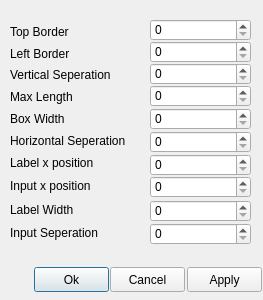
Qt form simulation/qt files/resize.ui (bendudson/BOUTgui) before a commit.
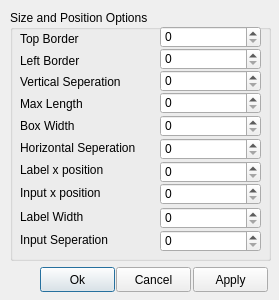
The same form after that commit.

What changed in the file:
```diff
--- a/simulation/qt files/resize.ui
+++ b/simulation/qt files/resize.ui
@@ -6,44 +6,98 @@
    <rect>
     <x>0</x>
     <y>0</y>
-    <width>263</width>
+    <width>279</width>
     <height>300</height>
    </rect>
   </property>
   <property name="windowTitle">
    <string>Resize and Reposition</string>
   </property>
-  <widget class="QLabel" name="label">
+  <widget class="QPushButton" name="ok">
    <property name="geometry">
     <rect>
-     <x>10</x>
-     <y>46</y>
-     <width>111</width>
-     <height>16</height>
+     <x>40</x>
+     <y>267</y>
+     <width>75</width>
+     <height>25</height>
     </rect>
    </property>
    <property name="text">
-    <string>Left Border</string>
+    <string>Ok</string>
    </property>
   </widget>
-  <widget class="QLabel" name="label_2">
+  <widget class="QPushButton" name="cancel">
    <property name="geometry">
     <rect>
+     <x>116</x>
+     <y>267</y>
+     <width>75</width>
+     <height>25</height>
+    </rect>
+   </property>
+   <property name="text">
+    <string>Cancel</string>
+   </property>
+  </widget>
+  <widget class="QPushButton" name="apply">
+   <property name="geometry">
+    <rect>
+     <x>193</x>
+     <y>267</y>
+     <width>75</width>
+     <height>25</height>
+    </rect>
+   </property>
+   <property name="text">
+    <string>Apply</string>
+   </property>
+  </widget>
+  <widget class="QGroupBox" name="groupBox">
+   <property name="geometry">
+    <rect>
      <x>10</x>
-     <y>67</y>
-     <width>131</width>
+     <y>10</y>
+     <width>261</width>
+     <height>251</height>
+    </rect>
+   </property>
+   <property name="title">
+    <string>Size and Position Options</string>
+   </property>
+   <widget class="QSpinBox" name="labelWidthSpin">
+    <property name="geometry">
+     <rect>
+      <x>150</x>
+      <y>197</y>
+      <width>101</width>
+      <height>22</height>
+     </rect>
+    </property>
+    <property name="toolTip">
+     <string>Change the width of the labels</string>
+    </property>
+    <property name="maximum">
+     <number>10000</number>
+    </property>
+   </widget>
+   <widget class="QLabel" name="label_8">
+    <property name="geometry">
+     <rect>
+      <x>10</x>
+      <y>130</y>
+      <width>161</width>
      <height>16</height>
     </rect>
    </property>
    <property name="text">
-    <string>Vertical Seperation</string>
+     <string>Horizontal Seperation</string>
    </property>
   </widget>
   <widget class="QLabel" name="label_3">
    <property name="geometry">
     <rect>
      <x>10</x>
-     <y>24</y>
+      <y>21</y>
      <width>111</width>
      <height>16</height>
     </rect>
@@ -52,37 +106,11 @@
     <string>Top Border</string>
    </property>
   </widget>
-  <widget class="QLabel" name="label_4">
-   <property name="geometry">
-    <rect>
-     <x>10</x>
-     <y>89</y>
-     <width>101</width>
-     <height>16</height>
-    </rect>
-   </property>
-   <property name="text">
-    <string>Max Length</string>
-   </property>
-  </widget>
-  <widget class="QLabel" name="label_5">
-   <property name="geometry">
-    <rect>
-     <x>10</x>
-     <y>155</y>
-     <width>171</width>
-     <height>16</height>
-    </rect>
-   </property>
-   <property name="text">
-    <string>Label x position</string>
-   </property>
-  </widget>
   <widget class="QLabel" name="label_6">
    <property name="geometry">
     <rect>
      <x>10</x>
-     <y>111</y>
+      <y>108</y>
      <width>111</width>
      <height>16</height>
     </rect>
@@ -91,79 +119,11 @@
     <string>Box Width</string>
    </property>
   </widget>
-  <widget class="QLabel" name="label_7">
-   <property name="geometry">
-    <rect>
-     <x>10</x>
-     <y>178</y>
-     <width>121</width>
-     <height>16</height>
-    </rect>
-   </property>
-   <property name="text">
-    <string>Input x position</string>
-   </property>
-  </widget>
-  <widget class="QLabel" name="label_8">
-   <property name="geometry">
-    <rect>
-     <x>10</x>
-     <y>133</y>
-     <width>161</width>
-     <height>16</height>
-    </rect>
-   </property>
-   <property name="text">
-    <string>Horizontal Seperation</string>
-   </property>
-  </widget>
-  <widget class="QLabel" name="label_9">
-   <property name="geometry">
-    <rect>
-     <x>10</x>
-     <y>202</y>
-     <width>121</width>
-     <height>16</height>
-    </rect>
-   </property>
-   <property name="text">
-    <string>Label Width</string>
-   </property>
-  </widget>
-  <widget class="QLabel" name="label_10">
-   <property name="geometry">
-    <rect>
-     <x>10</x>
-     <y>225</y>
-     <width>121</width>
-     <height>16</height>
-    </rect>
-   </property>
-   <property name="text">
-    <string>Input Seperation</string>
-   </property>
-  </widget>
-  <widget class="QSpinBox" name="topSpin">
-   <property name="geometry">
-    <rect>
-     <x>150</x>
-     <y>19</y>
-     <width>101</width>
-     <height>22</height>
-    </rect>
-   </property>
-   <property name="toolTip">
-    <string>change the top side of the border bewteen the mainwindow and the first boxes</string>
-   </property>
-   <property name="maximum">
-    <number>10000</number>
-   </property>
-  </widget>
   <widget class="QSpinBox" name="leftSpin">
    <property name="geometry">
     <rect>
      <x>150</x>
-     <y>41</y>
+      <y>38</y>
      <width>101</width>
      <height>22</height>
     </rect>
@@ -175,11 +135,101 @@
     <number>10000</number>
    </property>
   </widget>
+   <widget class="QSpinBox" name="inputxSpin">
+    <property name="geometry">
+     <rect>
+      <x>150</x>
+      <y>173</y>
+      <width>101</width>
+      <height>22</height>
+     </rect>
+    </property>
+    <property name="toolTip">
+     <string>Change where within the box along the x axis the input control is</string>
+    </property>
+    <property name="maximum">
+     <number>10000</number>
+    </property>
+   </widget>
+   <widget class="QLabel" name="label_2">
+    <property name="geometry">
+     <rect>
+      <x>10</x>
+      <y>64</y>
+      <width>131</width>
+      <height>16</height>
+     </rect>
+    </property>
+    <property name="text">
+     <string>Vertical Seperation</string>
+    </property>
+   </widget>
+   <widget class="QSpinBox" name="inputSepSpin">
+    <property name="geometry">
+     <rect>
+      <x>150</x>
+      <y>220</y>
+      <width>101</width>
+      <height>22</height>
+     </rect>
+    </property>
+    <property name="toolTip">
+     <string>Change the gap between the input controls</string>
+    </property>
+    <property name="maximum">
+     <number>10000</number>
+    </property>
+   </widget>
+   <widget class="QLabel" name="label">
+    <property name="geometry">
+     <rect>
+      <x>10</x>
+      <y>43</y>
+      <width>111</width>
+      <height>16</height>
+     </rect>
+    </property>
+    <property name="text">
+     <string>Left Border</string>
+    </property>
+   </widget>
+   <widget class="QSpinBox" name="widthSpin">
+    <property name="geometry">
+     <rect>
+      <x>150</x>
+      <y>105</y>
+      <width>101</width>
+      <height>22</height>
+     </rect>
+    </property>
+    <property name="toolTip">
+     <string>change the width of the boxes</string>
+    </property>
+    <property name="maximum">
+     <number>10000</number>
+    </property>
+   </widget>
+   <widget class="QSpinBox" name="labelxSpin">
+    <property name="geometry">
+     <rect>
+      <x>150</x>
+      <y>151</y>
+      <width>101</width>
+      <height>22</height>
+     </rect>
+    </property>
+    <property name="toolTip">
+     <string>Change where along the x axis of the box the label is</string>
+    </property>
+    <property name="maximum">
+     <number>10000</number>
+    </property>
+   </widget>
   <widget class="QSpinBox" name="vSpin">
    <property name="geometry">
     <rect>
      <x>150</x>
-     <y>63</y>
+      <y>60</y>
      <width>101</width>
      <height>22</height>
     </rect>
@@ -191,11 +241,24 @@
     <number>10000</number>
    </property>
   </widget>
+   <widget class="QLabel" name="label_5">
+    <property name="geometry">
+     <rect>
+      <x>10</x>
+      <y>152</y>
+      <width>171</width>
+      <height>16</height>
+     </rect>
+    </property>
+    <property name="text">
+     <string>Label x position</string>
+    </property>
+   </widget>
   <widget class="QSpinBox" name="maxSpin">
    <property name="geometry">
     <rect>
      <x>150</x>
-     <y>85</y>
+      <y>82</y>
      <width>101</width>
      <height>22</height>
     </rect>
@@ -207,11 +270,11 @@
     <number>10000</number>
    </property>
   </widget>
-  <widget class="QSpinBox" name="widthSpin">
+   <widget class="QSpinBox" name="topSpin">
    <property name="geometry">
     <rect>
      <x>150</x>
-     <y>108</y>
+      <y>16</y>
      <width>101</width>
      <height>22</height>
     </rect>
@@ -223,27 +286,50 @@
     <number>10000</number>
    </property>
   </widget>
-  <widget class="QSpinBox" name="inputxSpin">
+   <widget class="QLabel" name="label_10">
    <property name="geometry">
     <rect>
-     <x>150</x>
-     <y>176</y>
-     <width>101</width>
-     <height>22</height>
-    </rect>
-   </property>
-   <property name="toolTip">
-    <string>Change where within the box along the x axis the input control is</string>
-   </property>
-   <property name="maximum">
-    <number>10000</number>
+      <x>10</x>
+      <y>222</y>
+      <width>121</width>
+      <height>16</height>
+     </rect>
+    </property>
+    <property name="text">
+     <string>Input Seperation</string>
+    </property>
+   </widget>
+   <widget class="QLabel" name="label_9">
+    <property name="geometry">
+     <rect>
+      <x>10</x>
+      <y>199</y>
+      <width>121</width>
+      <height>16</height>
+     </rect>
+    </property>
+    <property name="text">
+     <string>Label Width</string>
+    </property>
+   </widget>
+   <widget class="QLabel" name="label_4">
+    <property name="geometry">
+     <rect>
+      <x>10</x>
+      <y>86</y>
+      <width>101</width>
+      <height>16</height>
+     </rect>
+    </property>
+    <property name="text">
+     <string>Max Length</string>
    </property>
   </widget>
   <widget class="QSpinBox" name="hSpin">
    <property name="geometry">
     <rect>
      <x>150</x>
-     <y>131</y>
+      <y>128</y>
      <width>101</width>
      <height>22</height>
     </rect>
@@ -255,92 +341,19 @@
     <number>10000</number>
    </property>
   </widget>
-  <widget class="QSpinBox" name="labelxSpin">
+   <widget class="QLabel" name="label_7">
    <property name="geometry">
     <rect>
-     <x>150</x>
-     <y>154</y>
-     <width>101</width>
-     <height>22</height>
-    </rect>
-   </property>
-   <property name="toolTip">
-    <string>Change where along the x axis of the box the label is</string>
-   </property>
-   <property name="maximum">
-    <number>10000</number>
-   </property>
-  </widget>
-  <widget class="QSpinBox" name="inputSepSpin">
-   <property name="geometry">
-    <rect>
-     <x>150</x>
-     <y>223</y>
-     <width>101</width>
-     <height>22</height>
-    </rect>
-   </property>
-   <property name="toolTip">
-    <string>Change the gap between the input controls</string>
-   </property>
-   <property name="maximum">
-    <number>10000</number>
-   </property>
-  </widget>
-  <widget class="QSpinBox" name="labelWidthSpin">
-   <property name="geometry">
-    <rect>
-     <x>150</x>
-     <y>200</y>
-     <width>101</width>
-     <height>22</height>
-    </rect>
-   </property>
-   <property name="toolTip">
-    <string>Change the width of the labels</string>
-   </property>
-   <property name="maximum">
-    <number>10000</number>
-   </property>
-  </widget>
-  <widget class="QPushButton" name="ok">
-   <property name="geometry">
-    <rect>
-     <x>34</x>
-     <y>267</y>
-     <width>75</width>
-     <height>25</height>
-    </rect>
-   </property>
+      <x>10</x>
+      <y>175</y>
+      <width>121</width>
+      <height>16</height>
+     </rect>
+    </property>
    <property name="text">
-    <string>Ok</string>
-   </property>
-  </widget>
-  <widget class="QPushButton" name="cancel">
-   <property name="geometry">
-    <rect>
-     <x>110</x>
-     <y>267</y>
-     <width>75</width>
-     <height>25</height>
-    </rect>
-   </property>
-   <property name="text">
-    <string>Cancel</string>
-   </property>
-  </widget>
-  <widget class="QPushButton" name="apply">
-   <property name="geometry">
-    <rect>
-     <x>187</x>
-     <y>267</y>
-     <width>75</width>
-     <height>25</height>
-    </rect>
-   </property>
-   <property name="text">
-    <string>Apply</string>
-   </property>
+     <string>Input x position</string>
+    </property>
+   </widget>
   </widget>
  </widget>
  <resources/>
```
Left out of the diff: 2 changed lines with no effect on the pictures. Lines whose indentation alone changed are shown as unchanged.
